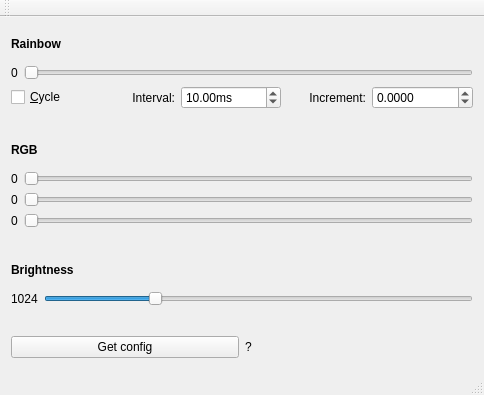
Before: the Qt Designer form mainwindow.ui in hacxman/ledky-qt, drawn with Qt 5.
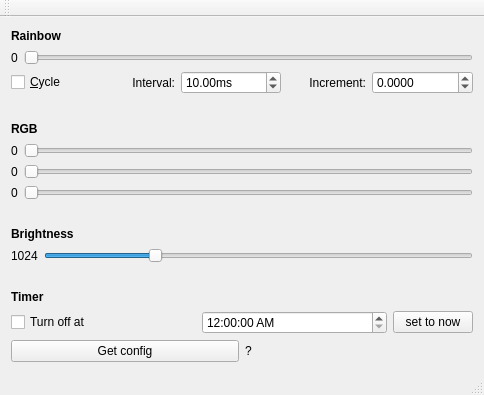
After: the same form once the commit is applied.

Commit message: add poweroff timer

What changed in the file:
```diff
--- a/mainwindow.ui
+++ b/mainwindow.ui
@@ -292,6 +292,50 @@
           </property>
          </spacer>
         </item>
+        <item>
+         <widget class="QLabel" name="label_11">
+          <property name="font">
+           <font>
+            <weight>75</weight>
+            <bold>true</bold>
+           </font>
+          </property>
+          <property name="text">
+           <string>Timer</string>
+          </property>
+         </widget>
+        </item>
+        <item>
+         <layout class="QHBoxLayout" name="horizontalLayout_10">
+          <item>
+           <widget class="QCheckBox" name="chkPoweroff">
+            <property name="text">
+             <string>Turn off at</string>
+            </property>
+           </widget>
+          </item>
+          <item>
+           <widget class="QTimeEdit" name="timePoweroff">
+            <property name="displayFormat">
+             <string>h:mm:ss AP</string>
+            </property>
+           </widget>
+          </item>
+          <item>
+           <widget class="QPushButton" name="btnCurrentTime">
+            <property name="sizePolicy">
+             <sizepolicy hsizetype="Fixed" vsizetype="Fixed">
+              <horstretch>0</horstretch>
+              <verstretch>0</verstretch>
+             </sizepolicy>
+            </property>
+            <property name="text">
+             <string>set to now</string>
+            </property>
+           </widget>
+          </item>
+         </layout>
+        </item>
         <item>
          <layout class="QHBoxLayout" name="horizontalLayout_3">
           <item>
```
The commit also changes 1 other file.
